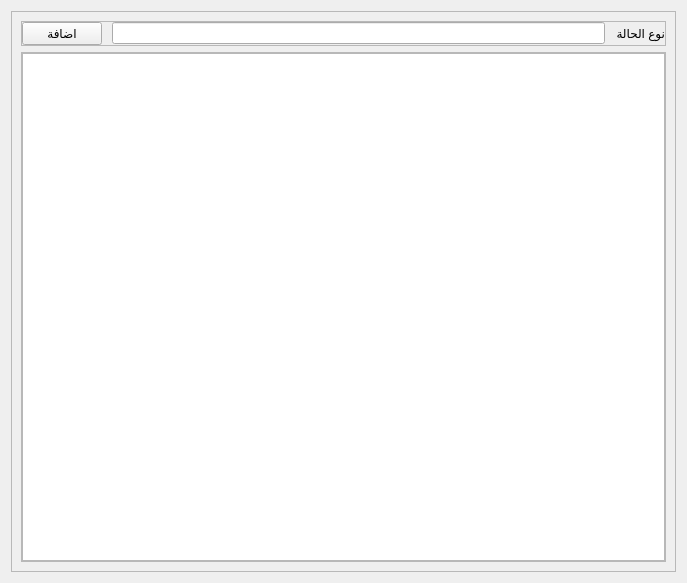
Above: src/interface/views/case_types_view.ui from MuhammadTarek10/charity-app before the change. Below: the same form after it.
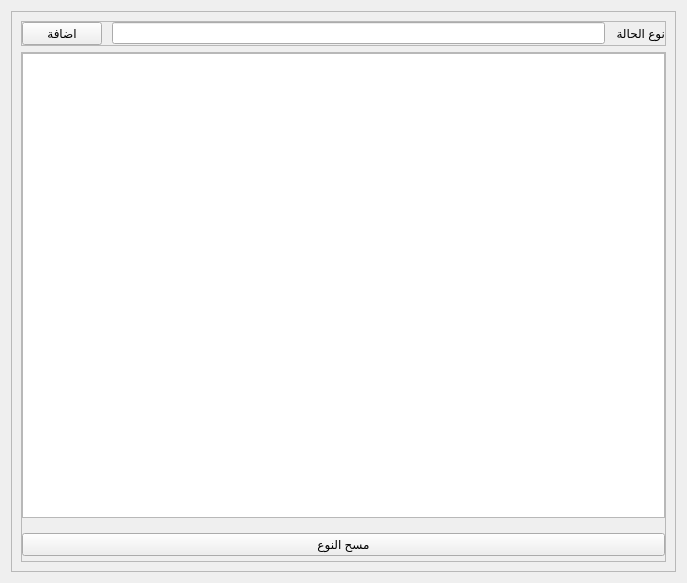
That is the form after the change. Icons and pictures are not drawn.

What changed in the file:
```diff
--- a/src/interface/views/case_types_view.ui
+++ b/src/interface/views/case_types_view.ui
@@ -91,7 +91,7 @@
         </property>
         <layout class="QVBoxLayout" name="verticalLayout_3">
          <property name="spacing">
-          <number>0</number>
+          <number>15</number>
          </property>
          <property name="leftMargin">
           <number>0</number>
@@ -103,15 +103,29 @@
           <number>0</number>
          </property>
          <property name="bottomMargin">
-          <number>0</number>
+          <number>5</number>
          </property>
          <item>
-          <widget class="QListView" name="listView">
+          <widget class="QListWidget" name="casesTypes">
            <property name="locale">
             <locale language="Arabic" country="Egypt"/>
            </property>
           </widget>
          </item>
+         <item>
+          <widget class="QPushButton" name="deleteTypeButton">
+           <property name="layoutDirection">
+            <enum>Qt::RightToLeft</enum>
+           </property>
+           <property name="text">
+            <string>مسح النوع</string>
+           </property>
+           <property name="icon">
+            <iconset resource="../assets/resources.qrc">
+             <normaloff>:/icons/icons/delete.png</normaloff>:/icons/icons/delete.png</iconset>
+           </property>
+          </widget>
+         </item>
         </layout>
        </widget>
       </item>
```
